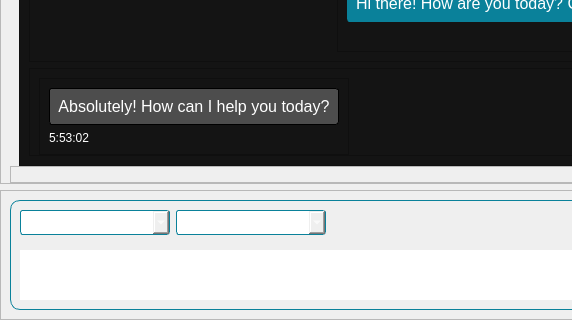
amd/gaia, file src/gaia/interface/form.ui: the form before one commit; both pictures show x 0 to 572 and y 457 to 777 of the 918 by 777 pixel window.
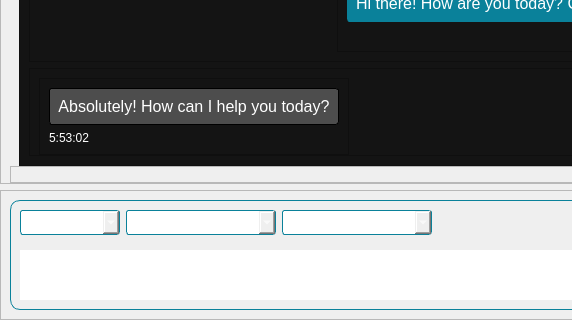
The form after the commit. Icons and pictures are not drawn.

```diff
--- a/src/gaia/interface/form.ui
+++ b/src/gaia/interface/form.ui
@@ -699,6 +699,26 @@
                <property name="rightMargin">
                 <number>0</number>
                </property>
+               <item>
+                <widget class="QComboBox" name="agent">
+                 <property name="minimumSize">
+                  <size>
+                   <width>100</width>
+                   <height>25</height>
+                  </size>
+                 </property>
+                 <property name="font">
+                  <font>
+                   <pointsize>12</pointsize>
+                  </font>
+                 </property>
+                 <property name="styleSheet">
+                  <string notr="true">border-radius: 3px;
+border: 1px solid #0A819A;;
+</string>
+                 </property>
+                </widget>
+               </item>
                <item>
                 <widget class="QComboBox" name="model">
                  <property name="minimumSize">
```
